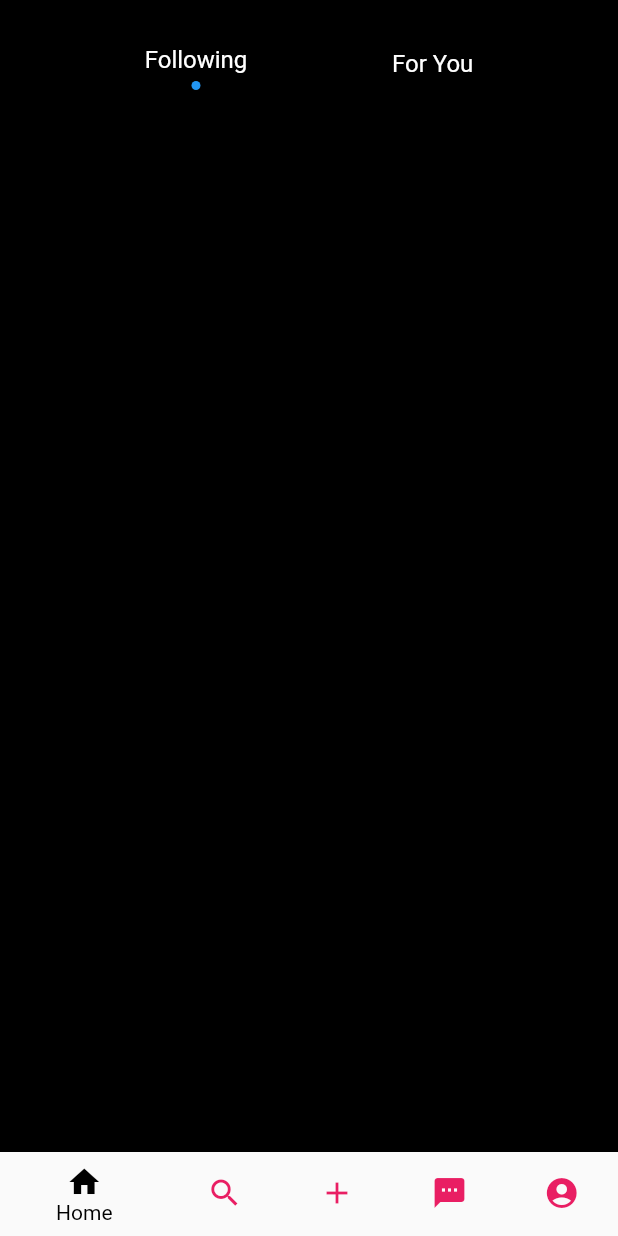
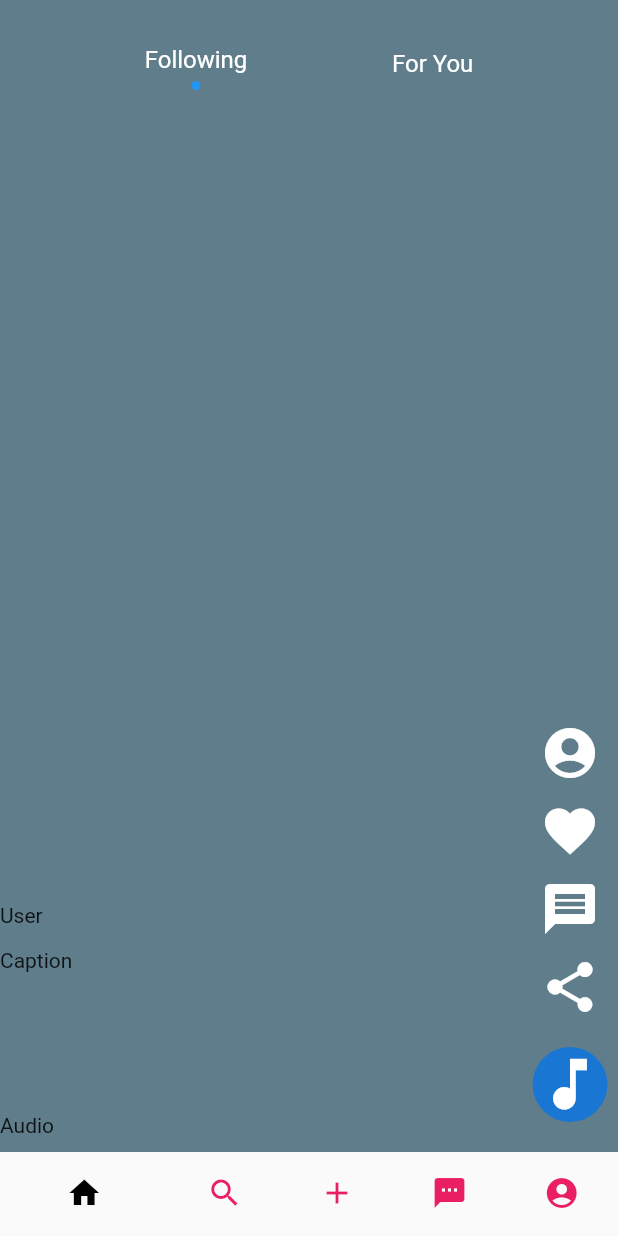
Before and after one commit to gauravxdhingra/BetterTikTok-Flutter, a Flutter app: the screen it shows after launch, on a phone screen of 412 x 824 dp. Run offline on Flutter 3.47's test engine with Material 2 defaults, Android fonts, the light colour scheme and no system bars.

Commit message:
Home Layout

```diff
--- a/lib/screens/home.dart
+++ b/lib/screens/home.dart
@@ -9,7 +9,7 @@ class _HomeState extends State<Home> {
   @override
   Widget build(BuildContext context) {
     return Scaffold(
-      backgroundColor: Colors.black,
+      backgroundColor: Colors.blueGrey,
       body: Stack(
         children: [
           Column(
@@ -54,6 +54,72 @@ class _HomeState extends State<Home> {
               ),
             ],
           ),
+          Positioned(
+            bottom: 150,
+            child: Container(
+              child: Text('User'),
+            ),
+          ),
+          Positioned(
+            bottom: 120,
+            child: Container(
+              child: Text('Caption'),
+            ),
+          ),
+          Positioned(
+            bottom: 10,
+            child: Container(
+              child: Text('Audio'),
+            ),
+          ),
+          Positioned(
+            bottom: 20,
+            right: 7,
+            child: Column(
+              children: [
+                Icon(
+                  Icons.account_circle,
+                  color: Colors.white,
+                  size: 40,
+                ),
+                SizedBox(
+                  height: 12,
+                ),
+                Icon(
+                  Icons.favorite,
+                  color: Colors.white,
+                  size: 40,
+                ),
+                SizedBox(
+                  height: 12,
+                ),
+                Icon(
+                  Icons.message,
+                  color: Colors.white,
+                  size: 40,
+                ),
+                SizedBox(
+                  height: 12,
+                ),
+                Icon(
+                  Icons.share,
+                  color: Colors.white,
+                  size: 40,
+                ),
+                SizedBox(
+                  height: 20,
+                ),
+                CircleAvatar(
+                  radius: 25,
+                  child: Icon(
+                    Icons.music_note,
+                    color: Colors.white,
+                    size: 45,
+                  ),
+                ),
+              ],
+            ),
+          ),
         ],
       ),
     );
--- a/lib/screens/home_pageview.dart
+++ b/lib/screens/home_pageview.dart
@@ -25,18 +25,19 @@ class _HomepageViewState extends State<HomepageView> {
         ],
       ),
       bottomNavigationBar: BottomNavigationBar(
+        elevation: 0,
+        showSelectedLabels: false,
+        showUnselectedLabels: false,
         selectedItemColor: Colors.black,
         unselectedItemColor: Colors.pink,
-        backgroundColor: Colors.transparent,
+        backgroundColor: Colors.black,
         items: [
-          BottomNavigationBarItem(icon: Icon(Icons.home), title: Text('Home')),
+          BottomNavigationBarItem(icon: Icon(Icons.home), title: Text('')),
+          BottomNavigationBarItem(icon: Icon(Icons.search), title: Text('')),
+          BottomNavigationBarItem(icon: Icon(Icons.add), title: Text('')),
+          BottomNavigationBarItem(icon: Icon(Icons.textsms), title: Text('')),
           BottomNavigationBarItem(
-              icon: Icon(Icons.search), title: Text('Search')),
-          BottomNavigationBarItem(icon: Icon(Icons.add), title: Text('')),
-          BottomNavigationBarItem(
-              icon: Icon(Icons.textsms), title: Text('Messages')),
-          BottomNavigationBarItem(
-              icon: Icon(Icons.account_circle), title: Text('Account')),
+              icon: Icon(Icons.account_circle), title: Text('')),
         ],
       ),
     );
```
